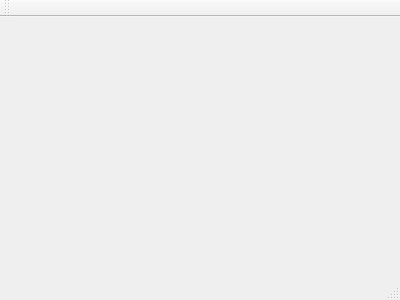
The window that MainWindow.ui (zach-capalbo/Kromophone) describes before a commit, drawn with Qt 5.
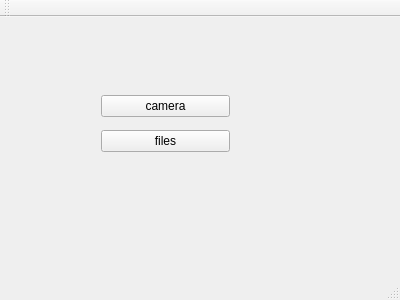
The same window after the commit.

Patch:
```diff
--- a/MainWindow.ui
+++ b/MainWindow.ui
@@ -12,13 +12,55 @@
   <property name="windowTitle" >
    <string>MainWindow</string>
   </property>
-  <widget class="QMenuBar" name="menuBar" />
-  <widget class="QToolBar" name="mainToolBar" />
-  <widget class="QWidget" name="centralWidget" />
-  <widget class="QStatusBar" name="statusBar" />
+  <widget class="QWidget" name="centralWidget">
+   <widget class="QWidget" name="layoutWidget">
+    <property name="geometry">
+     <rect>
+      <x>90</x>
+      <y>60</y>
+      <width>151</width>
+      <height>95</height>
+     </rect>
+    </property>
+    <layout class="QVBoxLayout" name="verticalLayout">
+     <item>
+      <widget class="QPushButton" name="cButton">
+       <property name="text">
+        <string>camera</string>
+       </property>
+      </widget>
+     </item>
+     <item>
+      <widget class="QPushButton" name="fButton">
+       <property name="text">
+        <string>files</string>
+       </property>
+      </widget>
+     </item>
+    </layout>
+   </widget>
+  </widget>
+  <widget class="QMenuBar" name="menuBar">
+   <property name="geometry">
+    <rect>
+     <x>0</x>
+     <y>0</y>
+     <width>400</width>
+     <height>25</height>
+    </rect>
+   </property>
+  </widget>
+  <widget class="QToolBar" name="mainToolBar">
+   <attribute name="toolBarArea">
+    <enum>TopToolBarArea</enum>
+   </attribute>
+   <attribute name="toolBarBreak">
+    <bool>false</bool>
+   </attribute>
+  </widget>
+  <widget class="QStatusBar" name="statusBar"/>
  </widget>
- <layoutDefault spacing="6" margin="11" />
- <pixmapfunction></pixmapfunction>
+ <layoutdefault spacing="6" margin="11"/>
  <resources/>
  <connections/>
 </ui>
```
Left out of the diff: 7 changed lines with no effect on the pictures.
